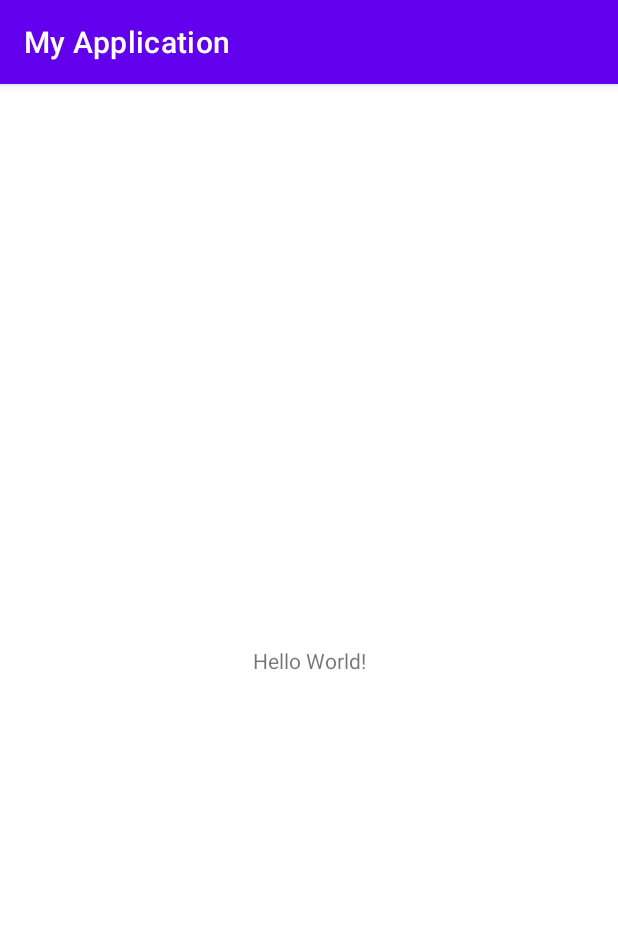
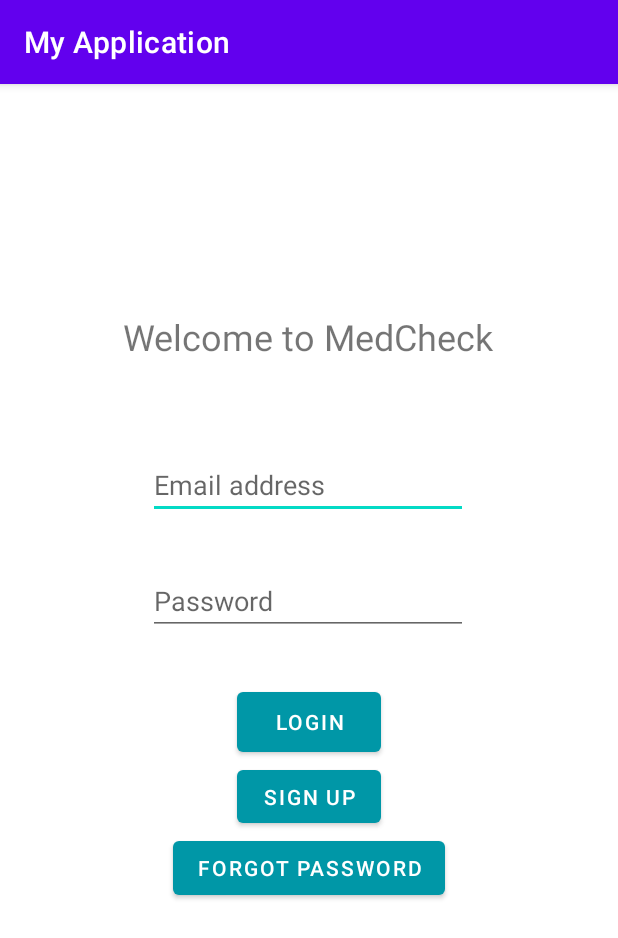
Before and after one commit to bian-hengwei/CZ2006-SE-FriedChicken, an Android app: the screen it shows after launch (MainActivity), on a phone screen of 412 x 824 dp. Shown: the top 938 px of the screen. Run offline under Robolectric (Android 15) with nearby library versions, the phone set to English and light mode, and no system bars.

Commit message:
examples of some simple functions with notes

```diff
--- a/app/src/main/java/com/example/myapplication/MainActivity.java
+++ b/app/src/main/java/com/example/myapplication/MainActivity.java
@@ -3,6 +3,13 @@ package com.example.myapplication;
 import androidx.appcompat.app.AppCompatActivity;
 
 import android.os.Bundle;
+import android.util.Log;
+import android.view.View;
+import android.widget.Button;
+import android.widget.EditText;
+import android.widget.TextView;
+import android.widget.Toast;
+
 
 public class MainActivity extends AppCompatActivity {
 
@@ -11,4 +18,26 @@ public class MainActivity extends AppCompatActivity {
         super.onCreate(savedInstanceState);
         setContentView(R.layout.activity_main);
     }
+
+    public void disable(View v) {
+        v.setEnabled(false); // disable button
+        Log.d("Success", "Button disabled"); // print log message
+
+        Button b = (Button) v; // cast v to a button type
+        b.setText("Disabled"); // change button text to disabled
+    }
+
+    public void handleText(View v) {
+        EditText email = findViewById(R.id.emailInput); // create email input as a EditText using its id. Get the type of data (EditText) by hovering above the item in the component tree
+        String emailString = email.getText().toString(); // get the input and convert it to a string
+        EditText password = findViewById(R.id.passwordInput);
+        String passwordString = password.getText().toString();
+
+        Log.d("email", emailString); // print in log for debugging
+        Log.d("password", passwordString);
+
+        ((TextView)findViewById(R.id.displayEmail)).setText(emailString); // display the email on in a empty text view above welcome message
+
+        Toast.makeText(this, "Logging in", Toast.LENGTH_LONG).show(); // shows an alert message that appears for a short time. "this" means this activity, Toast.LENGTH_LONG means the duration message is shown is long
+    }
 }
--- a/app/src/main/res/layout/activity_main.xml
+++ b/app/src/main/res/layout/activity_main.xml
@@ -3,16 +3,100 @@
     xmlns:app="http://schemas.android.com/apk/res-auto"
     xmlns:tools="http://schemas.android.com/tools"
     android:layout_width="match_parent"
-    android:layout_height="match_parent"
-    tools:context=".MainActivity">
+    android:layout_height="match_parent">
 
     <TextView
+        android:id="@+id/welcomeMessage"
         android:layout_width="wrap_content"
         android:layout_height="wrap_content"
-        android:text="Hello World!"
+        android:text="Welcome to MedCheck"
+        android:textSize="24sp"
         app:layout_constraintBottom_toBottomOf="parent"
-        app:layout_constraintLeft_toLeftOf="parent"
-        app:layout_constraintRight_toRightOf="parent"
-        app:layout_constraintTop_toTopOf="parent" />
+        app:layout_constraintEnd_toEndOf="parent"
+        app:layout_constraintHorizontal_bias="0.496"
+        app:layout_constraintStart_toStartOf="parent"
+        app:layout_constraintTop_toTopOf="parent"
+        app:layout_constraintVertical_bias="0.207" />
 
+    <EditText
+        android:id="@+id/emailInput"
+        android:layout_width="wrap_content"
+        android:layout_height="wrap_content"
+        android:layout_marginTop="60dp"
+        android:ems="10"
+        android:hint="Email address"
+        android:inputType="textEmailAddress"
+        app:layout_constraintBottom_toBottomOf="parent"
+        app:layout_constraintEnd_toEndOf="parent"
+        app:layout_constraintHorizontal_bias="0.497"
+        app:layout_constraintStart_toStartOf="parent"
+        app:layout_constraintTop_toBottomOf="@+id/welcomeMessage"
+        app:layout_constraintVertical_bias="0.0" />
+
+    <EditText
+        android:id="@+id/passwordInput"
+        android:layout_width="wrap_content"
+        android:layout_height="wrap_content"
+        android:layout_marginTop="32dp"
+        android:ems="10"
+        android:hint="Password"
+        android:inputType="textPassword"
+        app:layout_constraintBottom_toBottomOf="parent"
+        app:layout_constraintEnd_toEndOf="parent"
+        app:layout_constraintHorizontal_bias="0.497"
+        app:layout_constraintStart_toStartOf="parent"
+        app:layout_constraintTop_toBottomOf="@+id/emailInput"
+        app:layout_constraintVertical_bias="0.0" />
+
+    <Button
+        android:id="@+id/loginButton"
+        android:layout_width="96dp"
+        android:layout_height="52dp"
+        android:layout_marginTop="32dp"
+        android:onClick="handleText"
+        android:text="Login"
+        android:textColorLink="#EAEAEA"
+        app:backgroundTint="#0097A7"
+        app:layout_constraintBottom_toBottomOf="parent"
+        app:layout_constraintEnd_toEndOf="parent"
+        app:layout_constraintStart_toStartOf="parent"
+        app:layout_constraintTop_toBottomOf="@+id/passwordInput"
+        app:layout_constraintVertical_bias="0.0" />
+
+    <Button
+        android:id="@+id/signUpButton"
+        android:layout_width="96dp"
+        android:layout_height="47dp"
+        android:onClick="disable"
+        android:text="Sign up"
+        app:backgroundTint="#0097A7"
+        app:layout_constraintBottom_toBottomOf="parent"
+        app:layout_constraintEnd_toEndOf="parent"
+        app:layout_constraintHorizontal_bias="0.501"
+        app:layout_constraintStart_toStartOf="parent"
+        app:layout_constraintTop_toBottomOf="@+id/loginButton"
+        app:layout_constraintVertical_bias="0.0" />
+
+    <Button
+        android:id="@+id/forgotPasswordButton"
+        android:layout_width="wrap_content"
+        android:layout_height="wrap_content"
+        android:text="Forgot password"
+        app:backgroundTint="#0097A7"
+        app:layout_constraintBottom_toBottomOf="parent"
+        app:layout_constraintEnd_toEndOf="parent"
+        app:layout_constraintStart_toStartOf="parent"
+        app:layout_constraintTop_toBottomOf="@+id/signUpButton"
+        app:layout_constraintVertical_bias="0.0" />
+
+    <TextView
+        android:id="@+id/displayEmail"
+        android:layout_width="wrap_content"
+        android:layout_height="wrap_content"
+        app:layout_constraintBottom_toTopOf="@+id/welcomeMessage"
+        app:layout_constraintEnd_toEndOf="parent"
+        app:layout_constraintHorizontal_bias="0.498"
+        app:layout_constraintStart_toStartOf="parent"
+        app:layout_constraintTop_toTopOf="parent"
+        app:layout_constraintVertical_bias="0.761" />
 </androidx.constraintlayout.widget.ConstraintLayout>
```
